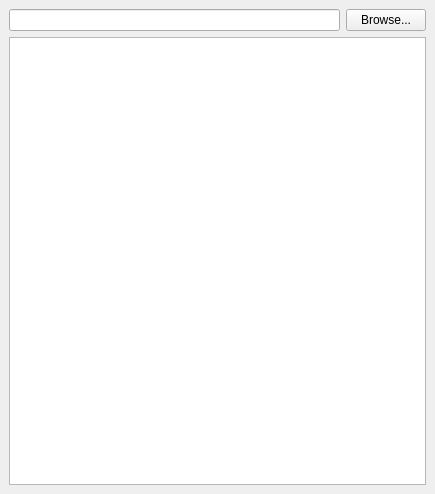
Above: gcd_viewer_dockwidget_base.ui from NorthArrowResearch/GCDViewer before the change. Below: the same form after it.
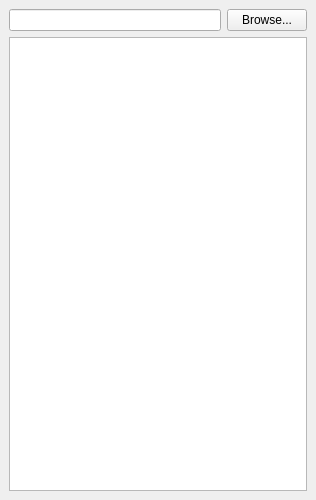
That is the form after the change.

Commit message: hooked up contextual menus

The edit to the form file:
```diff
--- a/gcd_viewer_dockwidget_base.ui
+++ b/gcd_viewer_dockwidget_base.ui
@@ -6,10 +6,16 @@
    <rect>
     <x>0</x>
     <y>0</y>
-    <width>435</width>
-    <height>494</height>
+    <width>316</width>
+    <height>500</height>
    </rect>
   </property>
+  <property name="minimumSize">
+   <size>
+    <width>140</width>
+    <height>400</height>
+   </size>
+  </property>
   <property name="windowTitle">
    <string>GCD Viewer</string>
   </property>
```
The commit also changes 1 other file.
